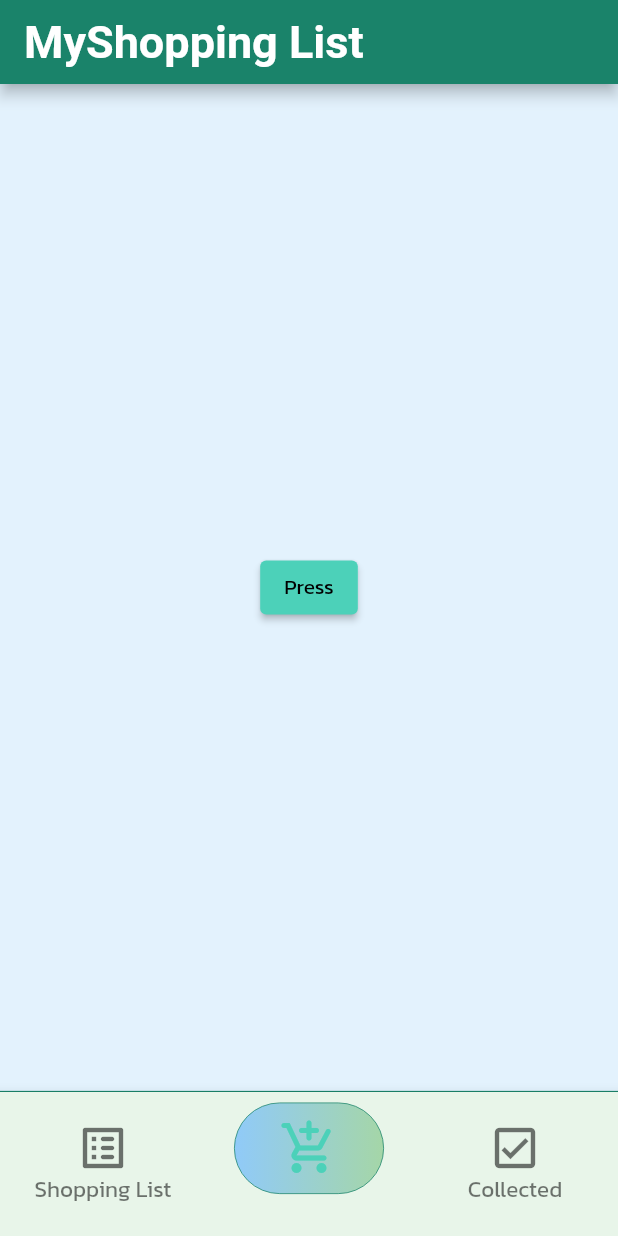
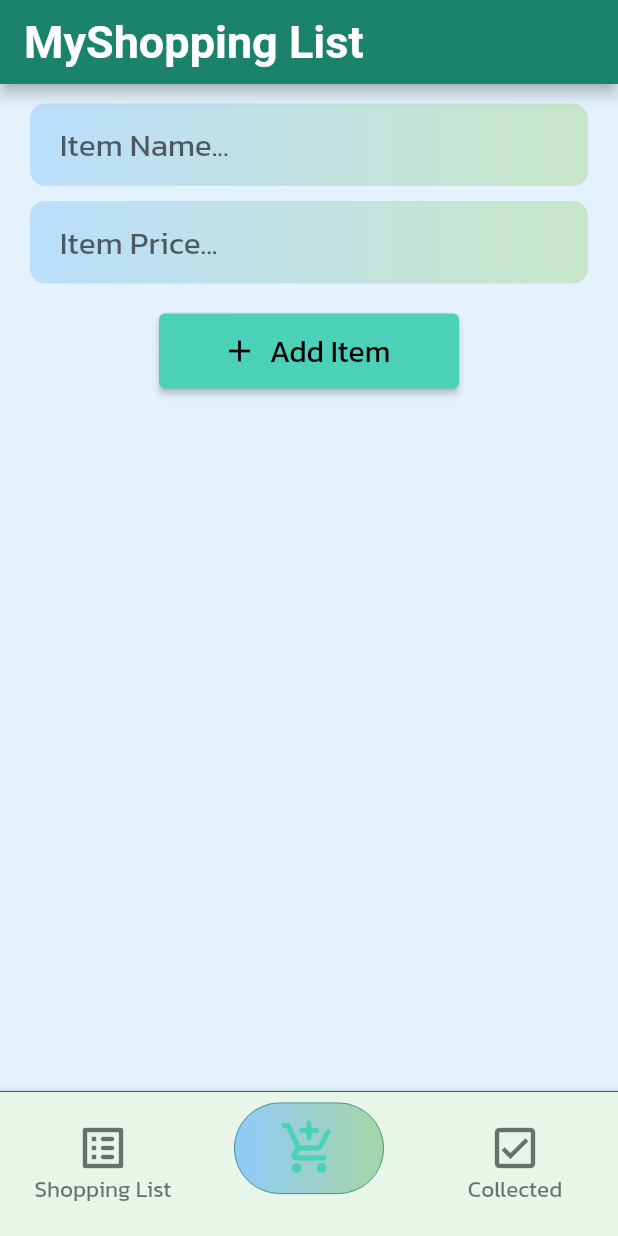
Before and after one commit to emeban44/shopping_list_app, a Flutter app: the screen it shows after launch, item 2 of the bottom bar chosen, on a phone screen of 412 x 824 dp. Run offline on Flutter 3.47's test engine with Material 2 defaults, Android fonts, the light colour scheme and no system bars; Roboto replaces fonts that are missing (NewTegomin).

Commit message:
item_text_field custom widget

```diff
--- a/lib/screens/add_item_screen.dart
+++ b/lib/screens/add_item_screen.dart
@@ -1,12 +1,36 @@
 import 'package:flutter/material.dart';
+import 'package:shopping_list_app/widgets/item_text_field.dart';
 
 class AddItemScreen extends StatelessWidget {
   @override
   Widget build(BuildContext context) {
-    return Center(
-      child: ElevatedButton(
-        child: Text('Press'),
-        onPressed: () {},
+    return Container(
+      width: double.infinity,
+      padding: const EdgeInsets.only(
+        top: 13,
+        left: 20,
+        right: 20,
+      ),
+      child: Column(
+        children: [
+          ItemTextField('Item Name...'),
+          ItemTextField('Item Price...'),
+          Container(
+            width: 200,
+            height: 50,
+            margin: const EdgeInsets.only(top: 10),
+            child: ElevatedButton.icon(
+              icon: Icon(Icons.add),
+              label: Text(
+                'Add Item',
+                style: TextStyle(
+                  fontSize: 20,
+                ),
+              ),
+              onPressed: () {},
+            ),
+          ),
+        ],
       ),
     );
   }
--- a/lib/screens/home_screen.dart
+++ b/lib/screens/home_screen.dart
@@ -25,7 +25,11 @@ class _HomeScreenState extends State<HomeScreen> {
 
   @override
   Widget build(BuildContext context) {
-    return Scaffold(
+    return GestureDetector(
+      onTap: () {
+        FocusScope.of(context).unfocus();
+      },
+      child: Scaffold(
         appBar: AppBar(
           title: Text(
             'MyShopping List',
@@ -54,6 +58,10 @@ class _HomeScreenState extends State<HomeScreen> {
             unselectedLabelStyle: TextStyle(fontSize: 15),
             items: [
               BottomNavigationBarItem(
+                activeIcon: Icon(
+                  Icons.list_alt_rounded,
+                  size: 40,
+                ),
                 icon: Icon(
                   Icons.list_alt_rounded,
                   size: 36,
@@ -87,7 +95,7 @@ class _HomeScreenState extends State<HomeScreen> {
               BottomNavigationBarItem(
                 activeIcon: Icon(
                   Icons.check_box_rounded,
-                size: 36,
+                  size: 40,
                 ),
                 icon: Icon(
                   Icons.check_box_outlined,
@@ -98,6 +106,7 @@ class _HomeScreenState extends State<HomeScreen> {
             ],
           ),
         ),
+      ),
     );
   }
 }
--- /dev/null
+++ b/lib/widgets/item_text_field.dart
@@ -0,0 +1,32 @@
+import 'package:flutter/material.dart';
+
+class ItemTextField extends StatelessWidget {
+  final String hint;
+  ItemTextField(this.hint);
+  @override
+  Widget build(BuildContext context) {
+    return Container(
+      margin: const EdgeInsets.only(bottom: 10),
+      padding: const EdgeInsets.only(left: 20),
+      decoration: BoxDecoration(
+        gradient: LinearGradient(
+          colors: [
+            Colors.blue.shade100,
+            Colors.green.shade100,
+          ],
+        ),
+        borderRadius: BorderRadius.circular(10),
+      ),
+      child: TextFormField(
+        keyboardType: (hint == 'Item Price...')
+            ? TextInputType.number
+            : TextInputType.name,
+        style: TextStyle(fontSize: 21),
+        decoration: InputDecoration(
+          hintText: hint,
+          border: InputBorder.none,
+        ),
+      ),
+    );
+  }
+}
```
Lines whose indentation alone changed are shown as unchanged.
